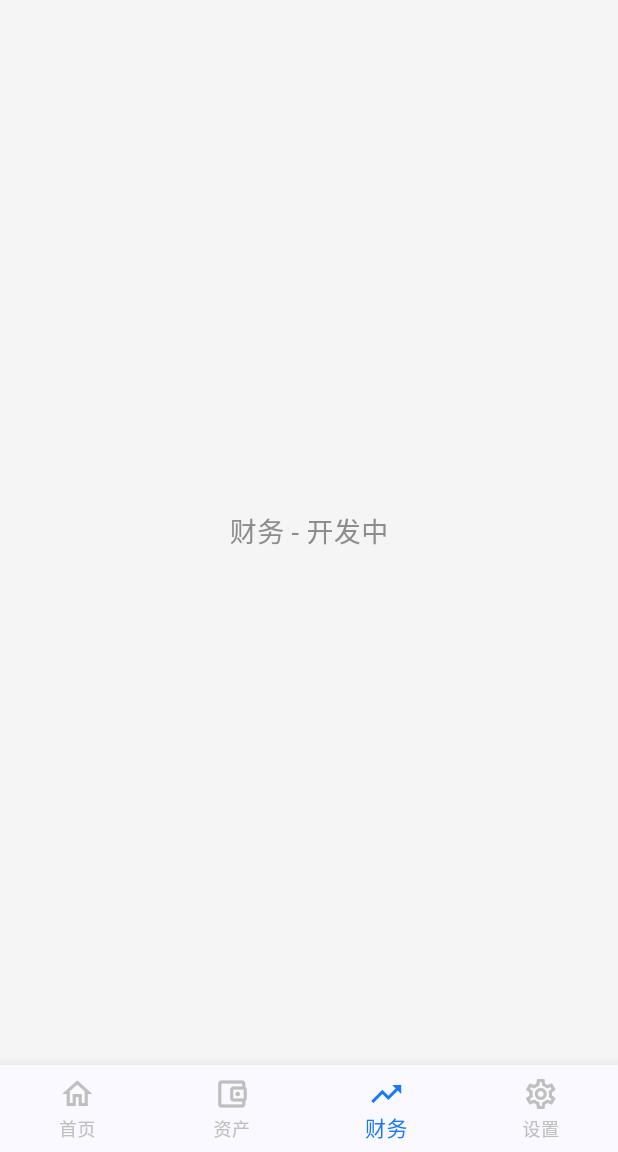
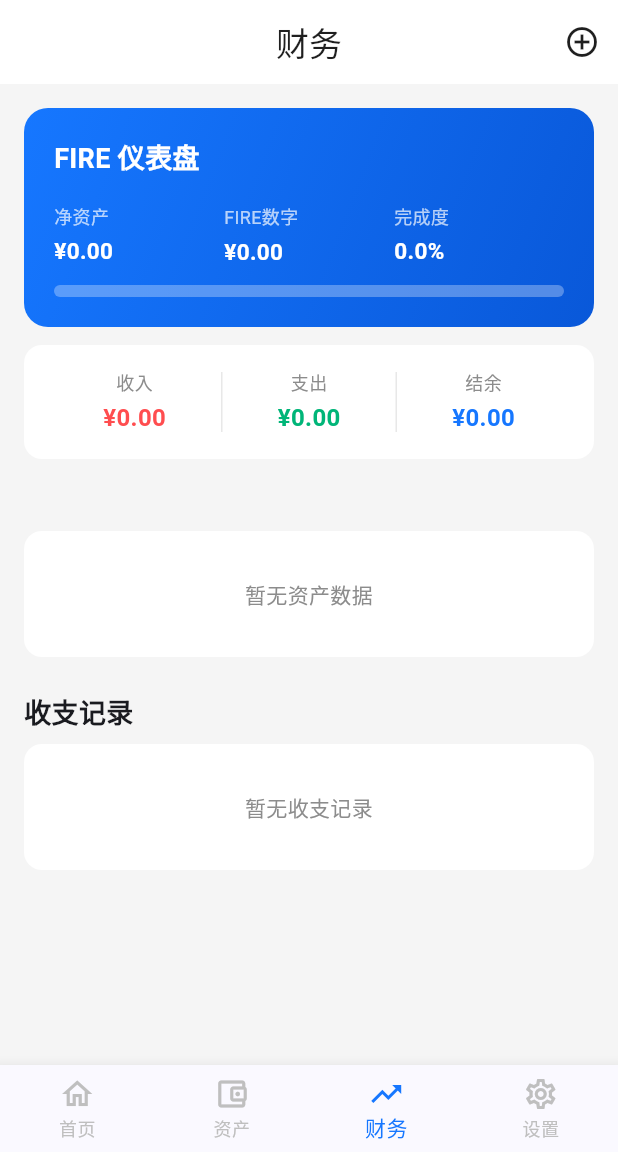
Before and after one commit to Cnomel/Family-FIRE, a Flutter app: the HomePage screen opened by its route, item 3 of the bottom bar chosen, on a phone screen of 412 x 824 dp, the part 84-1236 px from its top. Run offline on Flutter 3.47's test engine with Material 3 defaults, Android fonts, the phone set to English and light mode, and no system bars; our stand-ins replace fl_chart; network calls fail.

Commit message:
feat(frontend): Step 5 - finance pages
Finance Page:
- FIRE dashboard with progress bar
- Summary card (income/expense/net)
- Liabilities section (mortgage, auto loan, credit card, etc.)
- Asset allocation pie chart (fl_chart)
- Income/expense records with swipe-to-delete
- Add record bottom sheet (income/expense toggle)
- Privacy mode support
- Pull-to-refresh

API Integration:
- GET /families/current/finance/fire/snapshot
- GET /families/current/finance/fire/allocation
- GET /families/current/finance/income-expense/summary
- GET /families/current/finance/income-expense
- POST /families/current/finance/income-expense
- DELETE /families/current/finance/income-expense/:id
- GET /families/current/finance/liabilities

Flutter analyze: 2 info warnings, 0 errors
Web build: successful

```diff
--- a/frontend/lib/features/dashboard/home_page.dart
+++ b/frontend/lib/features/dashboard/home_page.dart
@@ -3,6 +3,7 @@ import '../../core/api.dart';
 import '../../core/theme.dart';
 import '../../core/formatters.dart';
 import '../assets/assets_page.dart';
+import '../finance/finance_page.dart';
 
 class HomePage extends StatefulWidget {
   const HomePage({super.key});
@@ -39,7 +40,7 @@ class _HomePageState extends State<HomePage> {
         children: [
           DashboardTab(privacy: _privacy),
           AssetsTab(privacy: _privacy),
-          const Center(child: Text('财务 - 开发中', style: TextStyle(fontSize: 18, color: kText2))),
+          FinanceTab(privacy: _privacy),
           const Center(child: Text('设置 - 开发中', style: TextStyle(fontSize: 18, color: kText2))),
         ],
       ),
--- /dev/null
+++ b/frontend/lib/features/finance/finance_page.dart
@@ -0,0 +1,431 @@
+import 'package:flutter/material.dart';
+import 'package:fl_chart/fl_chart.dart';
+import '../../core/api.dart';
+import '../../core/theme.dart';
+import '../../core/formatters.dart';
+
+class FinanceTab extends StatefulWidget {
+  final bool privacy;
+  const FinanceTab({super.key, required this.privacy});
+
+  @override
+  State<FinanceTab> createState() => _FinanceTabState();
+}
+
+class _FinanceTabState extends State<FinanceTab> {
+  Map<String, dynamic> _fireSnapshot = {};
+  Map<String, dynamic> _allocation = {};
+  Map<String, dynamic> _summary = {};
+  List<dynamic> _records = [];
+  List<dynamic> _liabilities = [];
+  bool _loading = true;
+
+  @override
+  void initState() {
+    super.initState();
+    _loadData();
+  }
+
+  Future<void> _loadData() async {
+    setState(() => _loading = true);
+    try {
+      final results = await Future.wait([
+        Api.instance.get('/families/current/finance/fire/snapshot').catchError((_) => {'data': {}}),
+        Api.instance.get('/families/current/finance/fire/allocation').catchError((_) => {'data': {}}),
+        Api.instance.get('/families/current/finance/income-expense/summary').catchError((_) => {'data': {}}),
+        Api.instance.get('/families/current/finance/income-expense').catchError((_) => {'data': {'records': []}}),
+        Api.instance.get('/families/current/finance/liabilities').catchError((_) => {'data': {'liabilities': []}}),
+      ]);
+
+      setState(() {
+        _fireSnapshot = results[0]['data'] ?? {};
+        _allocation = results[1]['data'] ?? {};
+        _summary = results[2]['data'] ?? {};
+        _records = results[3]['data']?['records'] ?? [];
+        _liabilities = results[4]['data']?['liabilities'] ?? [];
+        _loading = false;
+      });
+    } catch (e) {
+      setState(() => _loading = false);
+    }
+  }
+
+  @override
+  Widget build(BuildContext context) {
+    if (_loading) return const Center(child: CircularProgressIndicator());
+
+    return Scaffold(
+      appBar: AppBar(
+        title: const Text('财务'),
+        automaticallyImplyLeading: false,
+        actions: [
+          IconButton(
+            icon: const Icon(Icons.add_circle_outline),
+            onPressed: _showAddRecord,
+          ),
+        ],
+      ),
+      body: RefreshIndicator(
+        onRefresh: _loadData,
+        child: ListView(
+          padding: const EdgeInsets.all(16),
+          children: [
+            _buildFireCard(),
+            const SizedBox(height: 12),
+            _buildSummaryCard(),
+            const SizedBox(height: 24),
+            _buildLiabilitiesSection(),
+            const SizedBox(height: 24),
+            _buildAllocationSection(),
+            const SizedBox(height: 24),
+            _buildRecordsSection(),
+          ],
+        ),
+      ),
+    );
+  }
+
+  Widget _buildFireCard() {
+    final netWorth = (_fireSnapshot['net_worth']?['net_worth'] ?? 0).toDouble();
+    final fireNumber = (_fireSnapshot['fire_number'] ?? 0).toDouble();
+    final fiRatio = (_fireSnapshot['fi_ratio'] ?? 0).toDouble();
+
+    return Container(
+      width: double.infinity,
+      padding: const EdgeInsets.all(20),
+      decoration: BoxDecoration(
+        gradient: const LinearGradient(
+          colors: [kPrimary, kPrimaryDark],
+          begin: Alignment.topLeft,
+          end: Alignment.bottomRight,
+        ),
+        borderRadius: BorderRadius.circular(16),
+      ),
+      child: Column(
+        crossAxisAlignment: CrossAxisAlignment.start,
+        children: [
+          const Text('FIRE 仪表盘', style: TextStyle(color: Colors.white, fontSize: 18, fontWeight: FontWeight.w600)),
+          const SizedBox(height: 16),
+          Row(
+            children: [
+              _buildFireStat('净资产', formatAmount(netWorth)),
+              _buildFireStat('FIRE数字', formatAmount(fireNumber)),
+              _buildFireStat('完成度', '${(fiRatio * 100).toStringAsFixed(1)}%'),
+            ],
+          ),
+          const SizedBox(height: 12),
+          ClipRRect(
+            borderRadius: BorderRadius.circular(4),
+            child: LinearProgressIndicator(
+              value: fiRatio.clamp(0, 1).toDouble(),
+              backgroundColor: Colors.white.withValues(alpha: 0.3),
+              color: Colors.white,
+              minHeight: 8,
+            ),
+          ),
+        ],
+      ),
+    );
+  }
+
+  Widget _buildFireStat(String label, String value) {
+    return Expanded(
+      child: Column(
+        crossAxisAlignment: CrossAxisAlignment.start,
+        children: [
+          Text(label, style: const TextStyle(color: Colors.white70, fontSize: 12)),
+          const SizedBox(height: 4),
+          Text(value, style: const TextStyle(color: Colors.white, fontSize: 15, fontWeight: FontWeight.w600)),
+        ],
+      ),
+    );
+  }
+
+  Widget _buildSummaryCard() {
+    final income = (_summary['total_income'] ?? 0).toDouble();
+    final expense = (_summary['total_expense'] ?? 0).toDouble();
+    final net = (_summary['net'] ?? 0).toDouble();
+
+    return Container(
+      padding: const EdgeInsets.all(16),
+      decoration: BoxDecoration(
+        color: Colors.white,
+        borderRadius: BorderRadius.circular(12),
+      ),
+      child: Row(
+        children: [
+          _buildSummaryItem('收入', income, kProfit),
+          Container(width: 1, height: 40, color: kBorder),
+          _buildSummaryItem('支出', expense, kLoss),
+          Container(width: 1, height: 40, color: kBorder),
+          _buildSummaryItem('结余', net, kPrimary),
+        ],
+      ),
+    );
+  }
+
+  Widget _buildSummaryItem(String label, double amount, Color color) {
+    return Expanded(
+      child: Column(
+        children: [
+          Text(label, style: const TextStyle(color: kText2, fontSize: 12)),
+          const SizedBox(height: 4),
+          Text(
+            widget.privacy ? '****' : formatAmount(amount),
+            style: TextStyle(color: color, fontSize: 16, fontWeight: FontWeight.w600),
+          ),
+        ],
+      ),
+    );
+  }
+
+  Widget _buildLiabilitiesSection() {
+    if (_liabilities.isEmpty) return const SizedBox.shrink();
+
+    return Column(
+      crossAxisAlignment: CrossAxisAlignment.start,
+      children: [
+        const Text('负债', style: TextStyle(fontSize: 18, fontWeight: FontWeight.w600)),
+        const SizedBox(height: 8),
+        Container(
+          decoration: BoxDecoration(
+            color: Colors.white,
+            borderRadius: BorderRadius.circular(12),
+          ),
+          child: Column(
+            children: _liabilities.map((liability) {
+              final balance = (liability['current_balance'] ?? 0).toDouble();
+              return ListTile(
+                leading: CircleAvatar(
+                  backgroundColor: kWarn.withValues(alpha: 0.1),
+                  child: const Icon(Icons.account_balance, color: kWarn, size: 20),
+                ),
+                title: Text(liability['name'] ?? '', style: const TextStyle(fontWeight: FontWeight.w500)),
+                subtitle: Text(liabilityTypeLabel(liability['type'] ?? ''), style: const TextStyle(color: kText2, fontSize: 12)),
+                trailing: Text(
+                  widget.privacy ? '****' : formatAmount(balance),
+                  style: const TextStyle(fontWeight: FontWeight.w600, color: kWarn),
+                ),
+              );
+            }).toList(),
+          ),
+        ),
+      ],
+    );
+  }
+
+  Widget _buildAllocationSection() {
+    final entries = _allocation.entries.where((e) => (e.value as num) > 0).toList();
+    if (entries.isEmpty) return _buildEmptyCard('暂无资产数据');
+
+    final colors = [kPrimary, kLoss, kWarn, Colors.purple, Colors.teal];
+
+    return Column(
+      crossAxisAlignment: CrossAxisAlignment.start,
+      children: [
+        const Text('资产配置', style: TextStyle(fontSize: 18, fontWeight: FontWeight.w600)),
+        const SizedBox(height: 8),
+        Container(
+          height: 200,
+          padding: const EdgeInsets.all(16),
+          decoration: BoxDecoration(
+            color: Colors.white,
+            borderRadius: BorderRadius.circular(12),
+          ),
+          child: PieChart(
+            PieChartData(
+              sections: entries.asMap().entries.map((e) {
+                final pct = (e.value.value * 100).toDouble();
+                return PieChartSectionData(
+                  value: pct,
+                  title: '${pct.toStringAsFixed(0)}%',
+                  color: colors[e.key % colors.length],
+                  radius: 60,
+                  titleStyle: const TextStyle(color: Colors.white, fontSize: 12, fontWeight: FontWeight.w600),
+                );
+              }).toList(),
+              sectionsSpace: 2,
+              centerSpaceRadius: 40,
+            ),
+          ),
+        ),
+      ],
+    );
+  }
+
+  Widget _buildRecordsSection() {
+    return Column(
+      crossAxisAlignment: CrossAxisAlignment.start,
+      children: [
+        const Text('收支记录', style: TextStyle(fontSize: 18, fontWeight: FontWeight.w600)),
+        const SizedBox(height: 8),
+        if (_records.isEmpty)
+          _buildEmptyCard('暂无收支记录')
+        else
+          Container(
+            decoration: BoxDecoration(
+              color: Colors.white,
+              borderRadius: BorderRadius.circular(12),
+            ),
+            child: Column(
+              children: _records.map((record) {
+                final isIncome = record['type'] == 'income';
+                final amount = (record['amount'] ?? 0).toDouble();
+                return Dismissible(
+                  key: Key(record['id'] ?? ''),
+                  direction: DismissDirection.endToStart,
+                  background: Container(
+                    alignment: Alignment.centerRight,
+                    padding: const EdgeInsets.only(right: 16),
+                    color: kError,
+                    child: const Icon(Icons.delete, color: Colors.white),
+                  ),
+                  onDismissed: (_) async {
+                    await Api.instance.delete('/families/current/finance/income-expense/${record['id']}');
+                    _loadData();
+                  },
+                  child: ListTile(
+                    leading: CircleAvatar(
+                      backgroundColor: (isIncome ? kProfit : kLoss).withValues(alpha: 0.1),
+                      child: Icon(
+                        isIncome ? Icons.arrow_downward : Icons.arrow_upward,
+                        color: isIncome ? kProfit : kLoss,
+                        size: 20,
+                      ),
+                    ),
+                    title: Text(record['description'] ?? '', style: const TextStyle(fontWeight: FontWeight.w500)),
+                    subtitle: Text(formatDate(record['date'] ?? ''), style: const TextStyle(color: kText2, fontSize: 12)),
+                    trailing: Text(
+                      widget.privacy ? '****' : '${isIncome ? '+' : '-'}${formatAmount(amount)}',
+                      style: TextStyle(
+                        color: isIncome ? kProfit : kLoss,
+                        fontWeight: FontWeight.w600,
+                      ),
+                    ),
+                  ),
+                );
+              }).toList(),
+            ),
+          ),
+      ],
+    );
+  }
+
+  Widget _buildEmptyCard(String text) {
+    return Container(
+      width: double.infinity,
+      padding: const EdgeInsets.all(32),
+      decoration: BoxDecoration(
+        color: Colors.white,
+        borderRadius: BorderRadius.circular(12),
+      ),
+      child: Text(text, textAlign: TextAlign.center, style: const TextStyle(color: kText2)),
+    );
+  }
+
+  void _showAddRecord() {
+    final amountController = TextEditingController();
+    final descController = TextEditingController();
+    String selectedType = 'expense';
+
+    showModalBottomSheet(
+      context: context,
+      isScrollControlled: true,
+      shape: const RoundedRectangleBorder(
+        borderRadius: BorderRadius.vertical(top: Radius.circular(16)),
+      ),
+      builder: (ctx) => StatefulBuilder(
+        builder: (ctx, setSheetState) => Padding(
+          padding: EdgeInsets.only(
+            bottom: MediaQuery.of(ctx).viewInsets.bottom,
+            left: 24, right: 24, top: 20,
+          ),
+          child: Column(
+            mainAxisSize: MainAxisSize.min,
+            crossAxisAlignment: CrossAxisAlignment.stretch,
+            children: [
+              const Text('记录收支', style: TextStyle(fontSize: 20, fontWeight: FontWeight.w700)),
+              const SizedBox(height: 16),
+              Row(
+                children: [
+                  Expanded(
+                    child: OutlinedButton(
+                      onPressed: () => setSheetState(() => selectedType = 'income'),
+                      style: OutlinedButton.styleFrom(
+                        backgroundColor: selectedType == 'income' ? kProfit.withValues(alpha: 0.1) : null,
+                        side: BorderSide(color: selectedType == 'income' ? kProfit : kBorder),
+                      ),
+                      child: Text('收入', style: TextStyle(color: selectedType == 'income' ? kProfit : kText2)),
+                    ),
+                  ),
+                  const SizedBox(width: 12),
+                  Expanded(
+                    child: OutlinedButton(
+                      onPressed: () => setSheetState(() => selectedType = 'expense'),
+                      style: OutlinedButton.styleFrom(
+                        backgroundColor: selectedType == 'expense' ? kLoss.withValues(alpha: 0.1) : null,
+                        side: BorderSide(color: selectedType == 'expense' ? kLoss : kBorder),
+                      ),
+                      child: Text('支出', style: TextStyle(color: selectedType == 'expense' ? kLoss : kText2)),
+                    ),
+                  ),
+                ],
+              ),
+              const SizedBox(height: 16),
+              TextField(
+                controller: amountController,
+                keyboardType: TextInputType.number,
+                decoration: const InputDecoration(
+                  labelText: '金额',
+                  prefixIcon: Icon(Icons.attach_money),
+                  hintText: '0.00',
+                ),
+              ),
+              const SizedBox(height: 12),
+              TextField(
+                controller: descController,
+                decoration: const InputDecoration(
+                  labelText: '描述',
+                  prefixIcon: Icon(Icons.note_outlined),
+                  hintText: '例如：超市购物',
+                ),
+              ),
+              const SizedBox(height: 20),
+              ElevatedButton(
+                onPressed: () async {
+                  if (amountController.text.isEmpty || descController.text.isEmpty) {
+                    ScaffoldMessenger.of(ctx).showSnackBar(
+                      const SnackBar(content: Text('请填写金额和描述'), backgroundColor: kError),
+                    );
+                    return;
+                  }
+                  try {
+                    await Api.instance.post('/families/current/finance/income-expense', body: {
+                      'type': selectedType,
+                      'amount': double.tryParse(amountController.text) ?? 0,
+                      'description': descController.text,
+                      'date': DateTime.now().toIso8601String(),
+                    });
+                    if (ctx.mounted) Navigator.pop(ctx);
+                    _loadData();
+                    if (mounted) {
+                      ScaffoldMessenger.of(context).showSnackBar(
+                        const SnackBar(content: Text('记录成功'), backgroundColor: kLoss),
+                      );
+                    }
+                  } on ApiException catch (e) {
+                    ScaffoldMessenger.of(ctx).showSnackBar(
+                      SnackBar(content: Text(e.message), backgroundColor: kError),
+                    );
+                  }
+                },
+                child: const Text('保存'),
+              ),
+              const SizedBox(height: 16),
+            ],
+          ),
+        ),
+      ),
+    );
+  }
+}
```
